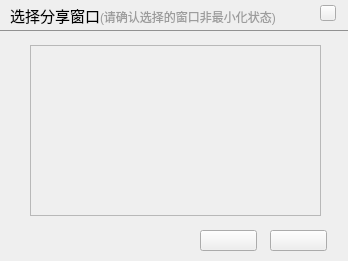
First picture: the form in qatime-studio/UIAppWnd.ui, repository chuanjiabao1981/qatime-win, before the edit.
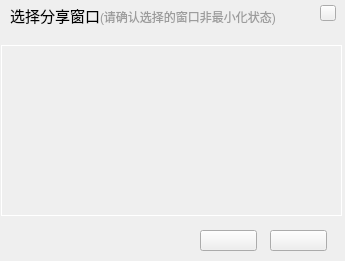
Second picture: the form after the edit.

Patch:
```diff
--- a/qatime-studio/UIAppWnd.ui
+++ b/qatime-studio/UIAppWnd.ui
@@ -6,7 +6,7 @@
    <rect>
     <x>0</x>
     <y>0</y>
-    <width>348</width>
+    <width>345</width>
     <height>261</height>
    </rect>
   </property>
@@ -16,12 +16,15 @@
   <widget class="QScrollArea" name="scrollArea">
    <property name="geometry">
     <rect>
-     <x>30</x>
+     <x>1</x>
      <y>45</y>
-     <width>291</width>
+     <width>341</width>
      <height>171</height>
     </rect>
    </property>
+   <property name="styleSheet">
+    <string notr="true">QScrollArea{border: 1px solid #ffffff;background-color: rgb(255, 255, 255);}</string>
+   </property>
    <property name="widgetResizable">
     <bool>true</bool>
    </property>
@@ -30,7 +33,7 @@
      <rect>
       <x>0</x>
       <y>0</y>
-      <width>289</width>
+      <width>339</width>
       <height>169</height>
      </rect>
     </property>
@@ -129,28 +132,6 @@
     <string/>
    </property>
   </widget>
-  <widget class="QLabel" name="label_3">
-   <property name="geometry">
-    <rect>
-     <x>0</x>
-     <y>30</y>
-     <width>351</width>
-     <height>1</height>
-    </rect>
-   </property>
-   <property name="maximumSize">
-    <size>
-     <width>16777215</width>
-     <height>1</height>
-    </size>
-   </property>
-   <property name="styleSheet">
-    <string notr="true">background-color: rgb(145, 145, 145);</string>
-   </property>
-   <property name="text">
-    <string/>
-   </property>
-  </widget>
  </widget>
  <layoutdefault spacing="6" margin="11"/>
  <resources/>
```
